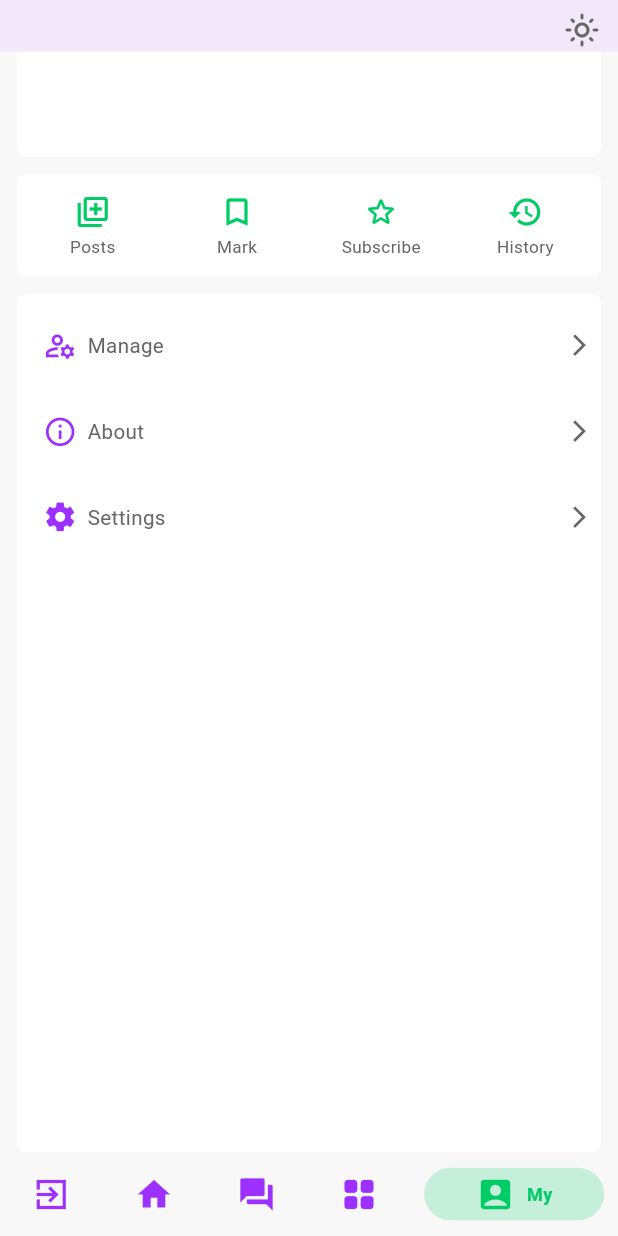
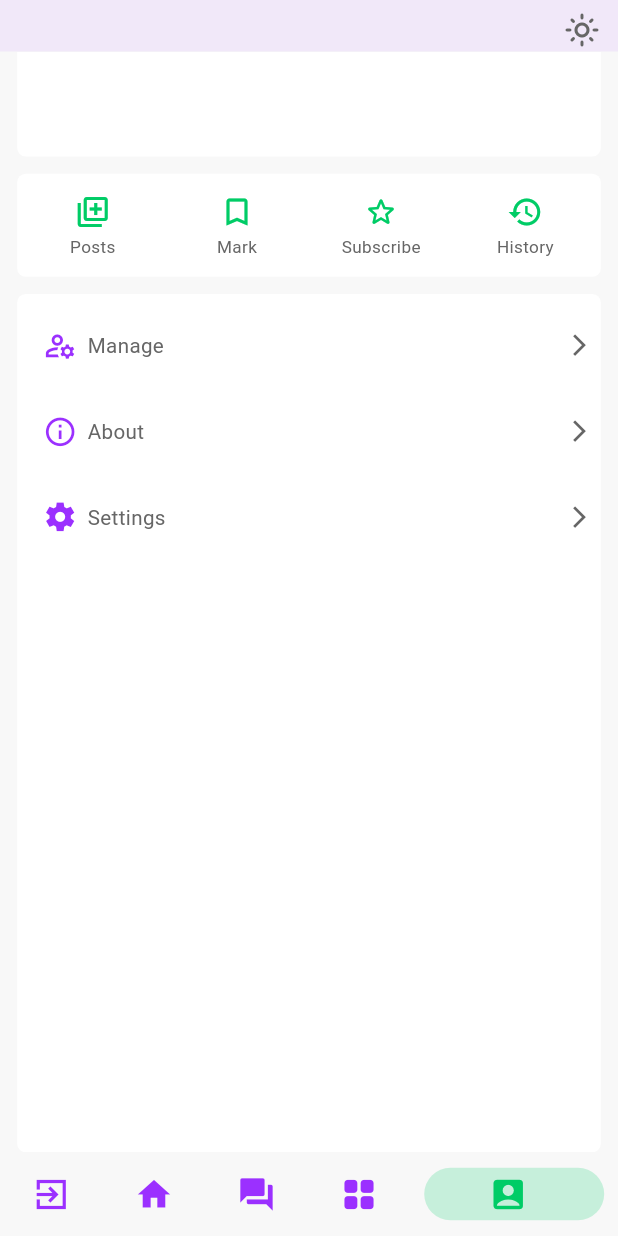
Before and after one commit to NAOXUAN4/widget_rat, a Flutter app: the screen it shows after launch, item 5 of the bottom bar chosen, scrolled down 176 dp, on a phone screen of 412 x 824 dp. Run offline on Flutter 3.47's test engine with Material 3 defaults, Android fonts, the phone set to English and light mode, and no system bars; drawn by our look-alikes of oktoast, persistent_bottom_nav_bar; our stand-ins replace dio, expandable, flutter_markdown, flutter_riverpod, flutter_screenutil, font_awesome_flutter and 4 more; missing offline and left inert: gpt_markdown, markdown; accounts and stored records are empty; network calls fail; statements that could not run were skipped.

Commit message:
del Nav words

```diff
--- a/lib/nav/nav.dart
+++ b/lib/nav/nav.dart
@@ -57,7 +57,7 @@ class _GenNavState extends State<GenNav> {
     return [
       PersistentBottomNavBarItem(
         icon: Icon(Icons.exit_to_app_sharp),
-        title: ("Test"),
+        // title: ("Test"),
         activeColorPrimary: Theme.of(context).colorScheme.secondary,
         activeColorSecondary: Theme.of(context).colorScheme.secondary,
         inactiveColorPrimary: Theme.of(context).colorScheme.primary,
@@ -65,28 +65,28 @@ class _GenNavState extends State<GenNav> {
 
       PersistentBottomNavBarItem(
         icon: Icon(Icons.home),
-        title: ("Home"),
+        // title: ("Home"),
         activeColorPrimary: Theme.of(context).colorScheme.secondary,
         activeColorSecondary: Theme.of(context).colorScheme.secondary,
         inactiveColorPrimary: Theme.of(context).colorScheme.primary,
       ),
       PersistentBottomNavBarItem(
         icon: Icon(Icons.forum),
-        title: ("Community"),
+        // title: ("Community"),
         activeColorPrimary: Theme.of(context).colorScheme.secondary,
         activeColorSecondary: Theme.of(context).colorScheme.secondary,
         inactiveColorPrimary: Theme.of(context).colorScheme.primary,
       ),
       PersistentBottomNavBarItem(
         icon: Icon(Icons.grid_view_rounded),
-        title: ("Sections"),
+        // title: ("Sections"),
         activeColorPrimary: Theme.of(context).colorScheme.secondary,
         activeColorSecondary: Theme.of(context).colorScheme.secondary,
         inactiveColorPrimary: Theme.of(context).colorScheme.primary,
       ),
       PersistentBottomNavBarItem(
         icon: Icon(Icons.account_box),
-        title: ("My"),
+        // title: ("My"),
         activeColorPrimary: Theme.of(context).colorScheme.secondary,
         activeColorSecondary: Theme.of(context).colorScheme.secondary,
         inactiveColorPrimary: Theme.of(context).colorScheme.primary,
```
